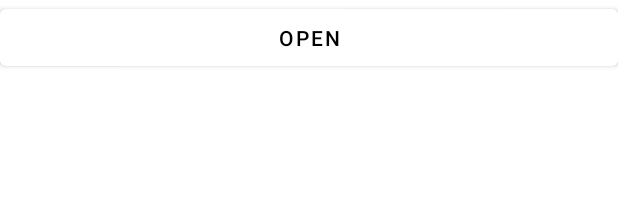
After one commit to yong8048/goodgag, an Android app: the layout activity_fileupload.xml on its own in the app's theme, with its tools: preview values and no code run, on a phone screen of 412 x 824 dp. The commit adds this screen. Shown: the top 198 px of the screen. Run offline under Robolectric (Android 15) with nearby library versions, the phone set to English and light mode, and no system bars.

Commit message:
갤러리에서 사진 가져오기 작업중

```diff
--- a/app/src/main/AndroidManifest.xml
+++ b/app/src/main/AndroidManifest.xml
@@ -4,6 +4,7 @@
     package="com.example.goodgag">
 
     <uses-permission android:name="android.permission.INTERNET"></uses-permission>
+    <uses-permission android:name="android.permission.READ_EXTERNAL_STORAGE"></uses-permission>
 
     <application
         android:allowBackup="true"
@@ -37,6 +38,7 @@
         <activity android:name=".activity.SignUpActivity"></activity>
         <activity android:name=".activity.MyPageActivity"></activity>
         <activity android:name=".activity.DatePickerActivity"></activity>
+        <activity android:name=".activity.UploadPostActivity"></activity>
         <service
             android:name=".PushCloudMessaging"
             android:exported="false"
--- /dev/null
+++ b/app/src/main/res/layout/activity_fileupload.xml
@@ -0,0 +1,14 @@
+<?xml version="1.0" encoding="utf-8"?>
+<LinearLayout xmlns:android="http://schemas.android.com/apk/res/android"
+    android:id="@+id/llUploadPost"
+    android:layout_width="match_parent"
+    android:layout_height="match_parent">
+
+    <Button
+        android:id="@+id/btnOpenGallery"
+        android:layout_width="match_parent"
+        android:layout_height="50dp"
+        android:text="Open"
+        android:textColor="@color/black"/>
+
+</LinearLayout>
```
Also changed, not shown: app/src/main/java/com/example/goodgag/activity/MainActivity.kt (+5 -2 lines), app/src/main/java/com/example/goodgag/activity/SettingsActivity.kt (+11 -0 lines), app/src/main/java/com/example/goodgag/activity/UploadPostActivity.kt (added, +65 -0 lines).
